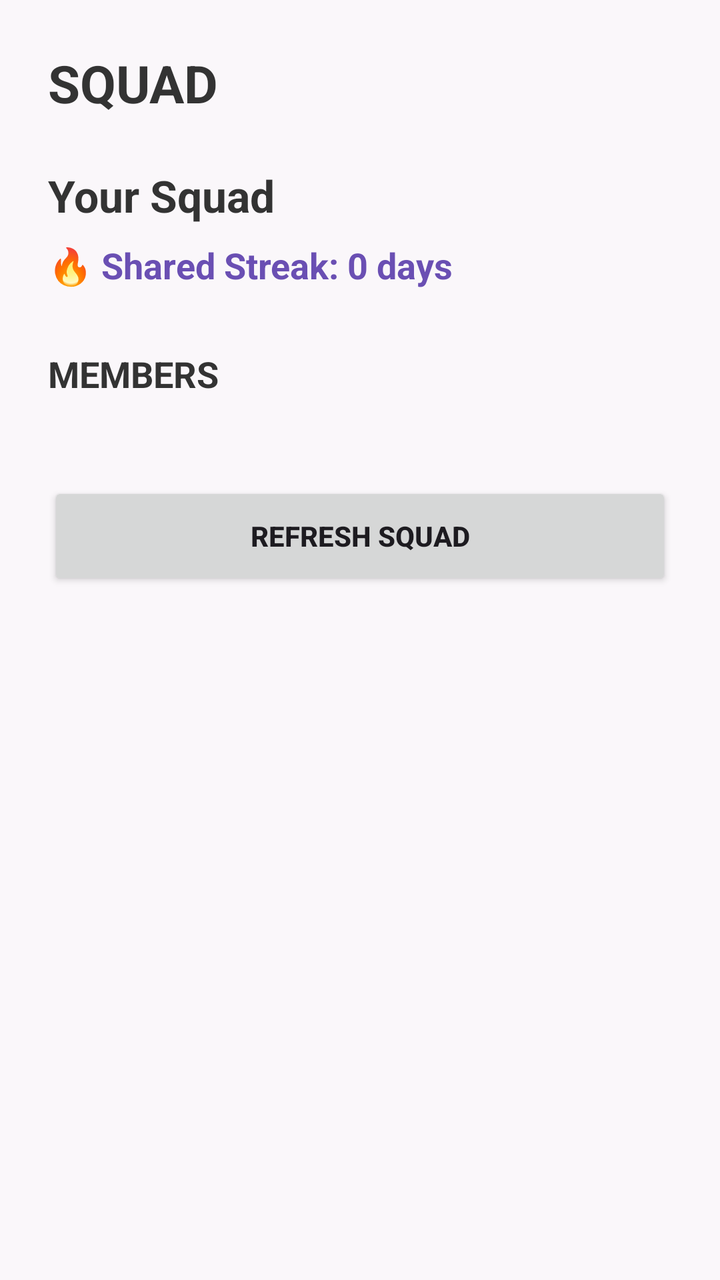
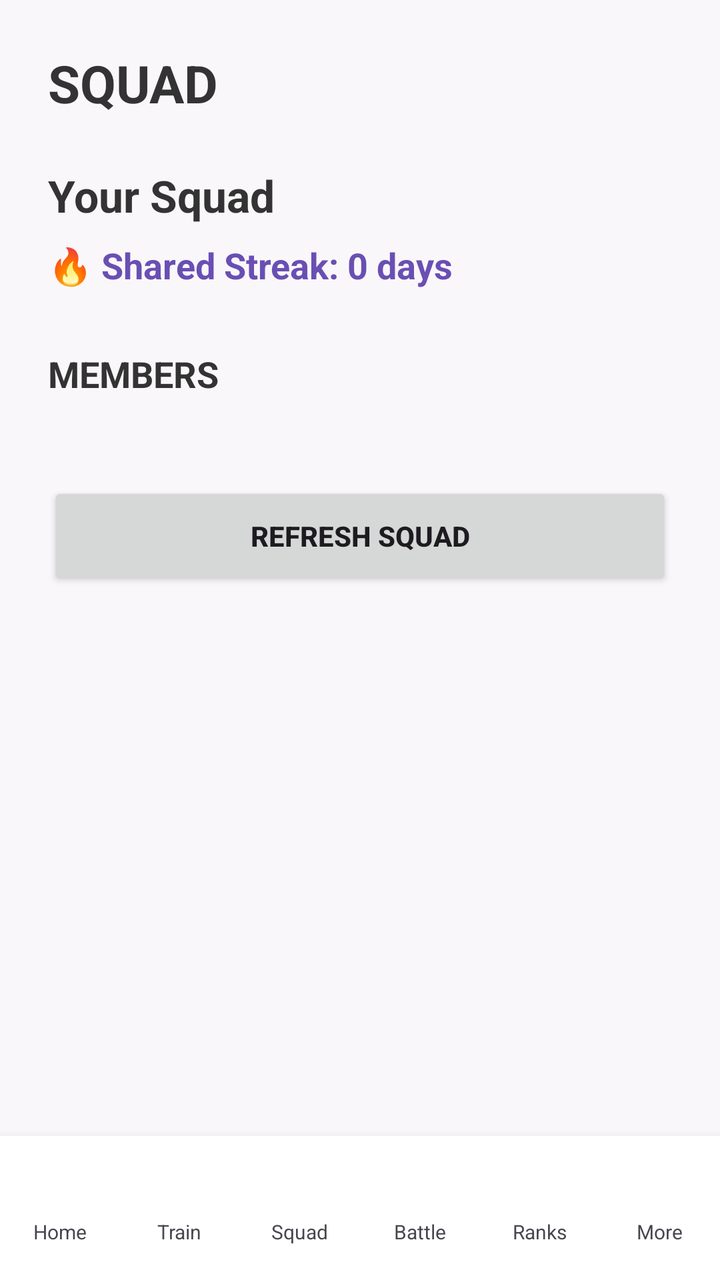

Compare the two renders of this Android layout. The source of the first and the diff that turns it into the second are given below.
<!-- AndroidManifest.xml: application theme Theme.GymLeague -->
<!-- res/layout/activity_squad.xml -->
<?xml version="1.0" encoding="utf-8"?>
<ScrollView
    xmlns:android="http://schemas.android.com/apk/res/android"
    android:layout_width="match_parent"
    android:layout_height="match_parent"
    android:fillViewport="true"
    android:background="#FAF7FA">

    <LinearLayout
        android:layout_width="match_parent"
        android:layout_height="wrap_content"
        android:orientation="vertical"
        android:padding="24dp">

        <TextView
            android:layout_width="wrap_content"
            android:layout_height="wrap_content"
            android:text="SQUAD"
            android:textColor="#333333"
            android:textSize="26sp"
            android:textStyle="bold" />

        <TextView
            android:id="@+id/tvSquadName"
            android:layout_width="match_parent"
            android:layout_height="wrap_content"
            android:layout_marginTop="24dp"
            android:text="Your Squad"
            android:textColor="#333333"
            android:textSize="22sp"
            android:textStyle="bold" />

        <TextView
            android:id="@+id/tvSharedStreak"
            android:layout_width="match_parent"
            android:layout_height="wrap_content"
            android:layout_marginTop="8dp"
            android:text="🔥 Shared Streak: 0 days"
            android:textColor="#6A4FB3"
            android:textSize="18sp"
            android:textStyle="bold" />

        <TextView
            android:layout_width="wrap_content"
            android:layout_height="wrap_content"
            android:layout_marginTop="30dp"
            android:text="MEMBERS"
            android:textColor="#333333"
            android:textSize="18sp"
            android:textStyle="bold" />

        <LinearLayout
            android:id="@+id/membersContainer"
            android:layout_width="match_parent"
            android:layout_height="wrap_content"
            android:layout_marginTop="12dp"
            android:orientation="vertical" />

        <EditText
            android:id="@+id/etCreateSquadName"
            android:layout_width="match_parent"
            android:layout_height="wrap_content"
            android:layout_marginTop="24dp"
            android:hint="Enter a squad name"
            android:visibility="gone" />

        <Button
            android:id="@+id/btnCreateSquad"
            android:layout_width="match_parent"
            android:layout_height="54dp"
            android:layout_marginTop="12dp"
            android:text="CREATE SQUAD"
            android:textStyle="bold"
            android:visibility="gone" />

        <EditText
            android:id="@+id/etInviteUsername"
            android:layout_width="match_parent"
            android:layout_height="wrap_content"
            android:layout_marginTop="20dp"
            android:hint="Invite by username"
            android:visibility="gone" />

        <Button
            android:id="@+id/btnInviteMember"
            android:layout_width="match_parent"
            android:layout_height="54dp"
            android:layout_marginTop="12dp"
            android:text="INVITE TO SQUAD"
            android:textStyle="bold"
            android:visibility="gone" />

        <Button
            android:id="@+id/btnLeaveSquad"
            android:layout_width="match_parent"
            android:layout_height="54dp"
            android:layout_marginTop="20dp"
            android:text="LEAVE SQUAD"
            android:textStyle="bold"
            android:backgroundTint="#B3261E"
            android:visibility="gone" />

        <TextView
            android:id="@+id/tvEmptySquad"
            android:layout_width="match_parent"
            android:layout_height="wrap_content"
            android:layout_marginTop="24dp"
            android:gravity="center"
            android:text="No squad members yet."
            android:textColor="#666666"
            android:textSize="16sp"
            android:visibility="gone" />

        <ProgressBar
            android:id="@+id/progressSquad"
            android:layout_width="wrap_content"
            android:layout_height="wrap_content"
            android:layout_gravity="center"
            android:layout_marginTop="30dp"
            android:visibility="gone" />

        <Button
            android:id="@+id/btnRefreshSquad"
            android:layout_width="match_parent"
            android:layout_height="54dp"
            android:layout_marginTop="30dp"
            android:text="REFRESH SQUAD"
            android:textStyle="bold" />

    </LinearLayout>

</ScrollView>
<!-- resources referenced by this layout -->
<resources>
  <color name="gym_purple">#6A4FB3</color>
  <color name="white">#FFFFFFFF</color>
  <color name="gym_purple_dark">#4A3080</color>
  <color name="gym_blue">#4A6CF7</color>
  <color name="gym_blue_container">#E3E9FF</color>
  <color name="gym_blue_dark">#2F49C4</color>
  <color name="gym_gold">#FFB300</color>
  <color name="background_light">#FAF7FA</color>
  <color name="on_surface_light">#1C1B1F</color>
  <color name="surface_light">#FFFFFF</color>
  <color name="gym_error">#B3261E</color>
  <!-- unchanged entries left out for length: 4 -->
</resources>

<!-- the commit's change to res/layout/activity_squad.xml (unified diff, before → after) -->
@@ -1,132 +1,325 @@
 <?xml version="1.0" encoding="utf-8"?>
-<ScrollView
+<androidx.constraintlayout.widget.ConstraintLayout
     xmlns:android="http://schemas.android.com/apk/res/android"
+    xmlns:app="http://schemas.android.com/apk/res-auto"
+    android:layout_width="match_parent"
+    android:layout_height="match_parent">
+
+    <ScrollView
+        android:layout_width="0dp"
+        android:layout_height="0dp"
+        android:fillViewport="true"
+        android:background="#FAF7FA"
+        app:layout_constraintTop_toTopOf="parent"
+        app:layout_constraintBottom_toTopOf="@id/bottomNavigation"
+        app:layout_constraintStart_toStartOf="parent"
+        app:layout_constraintEnd_toEndOf="parent">
+
+        <LinearLayout
+            android:layout_width="match_parent"
+            android:layout_height="wrap_content"
+            android:orientation="vertical"
+            android:padding="24dp">
+
+            <TextView
+                android:layout_width="wrap_content"
+                android:layout_height="wrap_content"
+                android:text="SQUAD"
+                android:textColor="#333333"
+                android:textSize="26sp"
+                android:textStyle="bold" />
+
+            <TextView
+                android:id="@+id/tvSquadName"
+                android:layout_width="match_parent"
+                android:layout_height="wrap_content"
+                android:layout_marginTop="24dp"
+                android:text="Your Squad"
+                android:textColor="#333333"
+                android:textSize="22sp"
+                android:textStyle="bold" />
+
+            <TextView
+                android:id="@+id/tvSharedStreak"
+                android:layout_width="match_parent"
+                android:layout_height="wrap_content"
+                android:layout_marginTop="8dp"
+                android:text="🔥 Shared Streak: 0 days"
+                android:textColor="#6A4FB3"
+                android:textSize="18sp"
+                android:textStyle="bold" />
+
+            <TextView
+                android:layout_width="wrap_content"
+                android:layout_height="wrap_content"
+                android:layout_marginTop="30dp"
+                android:text="MEMBERS"
+                android:textColor="#333333"
+                android:textSize="18sp"
+                android:textStyle="bold" />
+
+            <LinearLayout
+                android:id="@+id/membersContainer"
+                android:layout_width="match_parent"
+                android:layout_height="wrap_content"
+                android:layout_marginTop="12dp"
+                android:orientation="vertical" />
+
+            <EditText
+                android:id="@+id/etCreateSquadName"
+                android:layout_width="match_parent"
+                android:layout_height="wrap_content"
+                android:layout_marginTop="24dp"
+                android:hint="Enter a squad name"
+                android:visibility="gone" />
+
+            <Button
+                android:id="@+id/btnCreateSquad"
+                android:layout_width="match_parent"
+                android:layout_height="54dp"
+                android:layout_marginTop="12dp"
+                android:text="CREATE SQUAD"
+                android:textStyle="bold"
+                android:visibility="gone" />
+
+            <EditText
+                android:id="@+id/etInviteUsername"
+                android:layout_width="match_parent"
+                android:layout_height="wrap_content"
+                android:layout_marginTop="20dp"
+                android:hint="Invite by username"
+                android:visibility="gone" />
+
+            <Button
+                android:id="@+id/btnInviteMember"
+                android:layout_width="match_parent"
+                android:layout_height="54dp"
+                android:layout_marginTop="12dp"
+                android:text="INVITE TO SQUAD"
+                android:textStyle="bold"
+                android:visibility="gone" />
+
+            <Button
+                android:id="@+id/btnLeaveSquad"
+                android:layout_width="match_parent"
+                android:layout_height="54dp"
+                android:layout_marginTop="20dp"
+                android:text="LEAVE SQUAD"
+                android:textStyle="bold"
+                android:backgroundTint="#B3261E"
+                android:visibility="gone" />
+
+            <TextView
+                android:id="@+id/tvEmptySquad"
+                android:layout_width="match_parent"
+                android:layout_height="wrap_content"
+                android:layout_marginTop="24dp"
+                android:gravity="center"
+                android:text="No squad members yet."
+                android:textColor="#666666"
+                android:textSize="16sp"
+                android:visibility="gone" />
+
+            <ProgressBar
+                android:id="@+id/progressSquad"
+                android:layout_width="wrap_content"
+                android:layout_height="wrap_content"
+                android:layout_gravity="center"
+                android:layout_marginTop="30dp"
+                android:visibility="gone" />
+
+            <Button
+                android:id="@+id/btnRefreshSquad"
+                android:layout_width="match_parent"
+                android:layout_height="54dp"
+                android:layout_marginTop="30dp"
+                android:text="REFRESH SQUAD"
+                android:textStyle="bold" />
+
+        </LinearLayout>
+
+    </ScrollView>
+
+    <include
+        android:id="@+id/bottomNavigation"
+        layout="@layout/bottom_nav"
+        android:layout_width="0dp"
+        android:layout_height="72dp"
+        app:layout_constraintBottom_toBottomOf="parent"
+        app:layout_constraintStart_toStartOf="parent"
+        app:layout_constraintEnd_toEndOf="parent" />
+
+</androidx.constraintlayout.widget.ConstraintLayout>
+<!-- res/layout/bottom_nav.xml (included above) -->
+<?xml version="1.0" encoding="utf-8"?>
+<LinearLayout xmlns:android="http://schemas.android.com/apk/res/android"
     android:layout_width="match_parent"
     android:layout_height="match_parent"
-    android:fillViewport="true"
-    android:background="#FAF7FA">
-
-    <LinearLayout
-        android:layout_width="match_parent"
-        android:layout_height="wrap_content"
-        android:orientation="vertical"
-        android:padding="24dp">
-
-        <TextView
-            android:layout_width="wrap_content"
-            android:layout_height="wrap_content"
-            android:text="SQUAD"
-            android:textColor="#333333"
-            android:textSize="26sp"
-            android:textStyle="bold" />
-
-        <TextView
-            android:id="@+id/tvSquadName"
-            android:layout_width="match_parent"
-            android:layout_height="wrap_content"
-            android:layout_marginTop="24dp"
-            android:text="Your Squad"
-            android:textColor="#333333"
-            android:textSize="22sp"
-            android:textStyle="bold" />
-
-        <TextView
-            android:id="@+id/tvSharedStreak"
-            android:layout_width="match_parent"
-            android:layout_height="wrap_content"
-            android:layout_marginTop="8dp"
-            android:text="🔥 Shared Streak: 0 days"
-            android:textColor="#6A4FB3"
-            android:textSize="18sp"
-            android:textStyle="bold" />
-
-        <TextView
-            android:layout_width="wrap_content"
-            android:layout_height="wrap_content"
-            android:layout_marginTop="30dp"
-            android:text="MEMBERS"
-            android:textColor="#333333"
-            android:textSize="18sp"
-            android:textStyle="bold" />
-
-        <LinearLayout
-            android:id="@+id/membersContainer"
-            android:layout_width="match_parent"
-            android:layout_height="wrap_content"
-            android:layout_marginTop="12dp"
-            android:orientation="vertical" />
-
-        <EditText
-            android:id="@+id/etCreateSquadName"
-            android:layout_width="match_parent"
-            android:layout_height="wrap_content"
-            android:layout_marginTop="24dp"
-            android:hint="Enter a squad name"
-            android:visibility="gone" />
-
-        <Button
-            android:id="@+id/btnCreateSquad"
-            android:layout_width="match_parent"
-            android:layout_height="54dp"
-            android:layout_marginTop="12dp"
-            android:text="CREATE SQUAD"
-            android:textStyle="bold"
-            android:visibility="gone" />
-
-        <EditText
-            android:id="@+id/etInviteUsername"
-            android:layout_width="match_parent"
-            android:layout_height="wrap_content"
-            android:layout_marginTop="20dp"
-            android:hint="Invite by username"
-            android:visibility="gone" />
-
-        <Button
-            android:id="@+id/btnInviteMember"
-            android:layout_width="match_parent"
-            android:layout_height="54dp"
-            android:layout_marginTop="12dp"
-            android:text="INVITE TO SQUAD"
-            android:textStyle="bold"
-            android:visibility="gone" />
-
-        <Button
-            android:id="@+id/btnLeaveSquad"
-            android:layout_width="match_parent"
-            android:layout_height="54dp"
-            android:layout_marginTop="20dp"
-            android:text="LEAVE SQUAD"
-            android:textStyle="bold"
-            android:backgroundTint="#B3261E"
-            android:visibility="gone" />
-
-        <TextView
-            android:id="@+id/tvEmptySquad"
-            android:layout_width="match_parent"
-            android:layout_height="wrap_content"
-            android:layout_marginTop="24dp"
-            android:gravity="center"
-            android:text="No squad members yet."
-            android:textColor="#666666"
-            android:textSize="16sp"
-            android:visibility="gone" />
-
-        <ProgressBar
-            android:id="@+id/progressSquad"
-            android:layout_width="wrap_content"
-            android:layout_height="wrap_content"
-            android:layout_gravity="center"
-            android:layout_marginTop="30dp"
-            android:visibility="gone" />
-
-        <Button
-            android:id="@+id/btnRefreshSquad"
-            android:layout_width="match_parent"
-            android:layout_height="54dp"
-            android:layout_marginTop="30dp"
-            android:text="REFRESH SQUAD"
-            android:textStyle="bold" />
-
-    </LinearLayout>
-
-</ScrollView>
+    android:orientation="horizontal"
+    android:gravity="center"
+    android:background="?attr/colorSurface"
+    android:elevation="8dp">
+
+    <LinearLayout
+        android:id="@+id/btnHome"
+        android:layout_width="0dp"
+        android:layout_height="52dp"
+        android:layout_weight="1"
+        android:layout_marginHorizontal="2dp"
+        android:orientation="vertical"
+        android:gravity="center"
+        android:clickable="true"
+        android:focusable="true">
+
+        <ImageView
+            android:id="@+id/ivHome"
+            android:layout_width="22dp"
+            android:layout_height="22dp"
+            android:src="@drawable/ic_nav_home" />
+
+        <TextView
+            android:id="@+id/tvHome"
+            android:layout_width="wrap_content"
+            android:layout_height="wrap_content"
+            android:layout_marginTop="2dp"
+            android:text="Home"
+            android:textSize="10sp" />
+
+    </LinearLayout>
+
+    <LinearLayout
+        android:id="@+id/btnTrain"
+        android:layout_width="0dp"
+        android:layout_height="52dp"
+        android:layout_weight="1"
+        android:layout_marginHorizontal="2dp"
+        android:orientation="vertical"
+        android:gravity="center"
+        android:clickable="true"
+        android:focusable="true">
+
+        <ImageView
+            android:id="@+id/ivTrain"
+            android:layout_width="22dp"
+            android:layout_height="22dp"
+            android:src="@drawable/ic_nav_train" />
+
+        <TextView
+            android:id="@+id/tvTrain"
+            android:layout_width="wrap_content"
+            android:layout_height="wrap_content"
+            android:layout_marginTop="2dp"
+            android:text="Train"
+            android:textSize="10sp" />
+
+    </LinearLayout>
+
+    <LinearLayout
+        android:id="@+id/btnSquad"
+        android:layout_width="0dp"
+        android:layout_height="52dp"
+        android:layout_weight="1"
+        android:layout_marginHorizontal="2dp"
+        android:orientation="vertical"
+        android:gravity="center"
+        android:clickable="true"
+        android:focusable="true">
+
+        <ImageView
+            android:id="@+id/ivSquad"
+            android:layout_width="22dp"
+            android:layout_height="22dp"
+            android:src="@drawable/ic_nav_squad" />
+
+        <TextView
+            android:id="@+id/tvSquad"
+            android:layout_width="wrap_content"
+            android:layout_height="wrap_content"
+            android:layout_marginTop="2dp"
+            android:text="Squad"
+            android:textSize="10sp" />
+
+    </LinearLayout>
+
+    <LinearLayout
+        android:id="@+id/btnBattle"
+        android:layout_width="0dp"
+        android:layout_height="52dp"
+        android:layout_weight="1"
+        android:layout_marginHorizontal="2dp"
+        android:orientation="vertical"
+        android:gravity="center"
+        android:clickable="true"
+        android:focusable="true">
+
+        <ImageView
+            android:id="@+id/ivBattle"
+            android:layout_width="22dp"
+            android:layout_height="22dp"
+            android:src="@drawable/ic_nav_battle" />
+
+        <TextView
+            android:id="@+id/tvBattle"
+            android:layout_width="wrap_content"
+            android:layout_height="wrap_content"
+            android:layout_marginTop="2dp"
+            android:text="Battle"
+            android:textSize="10sp" />
+
+    </LinearLayout>
+
+    <LinearLayout
+        android:id="@+id/btnRanks"
+        android:layout_width="0dp"
+        android:layout_height="52dp"
+        android:layout_weight="1"
+        android:layout_marginHorizontal="2dp"
+        android:orientation="vertical"
+        android:gravity="center"
+        android:clickable="true"
+        android:focusable="true">
+
+        <ImageView
+            android:id="@+id/ivRanks"
+            android:layout_width="22dp"
+            android:layout_height="22dp"
+            android:src="@drawable/ic_nav_ranks" />
+
+        <TextView
+            android:id="@+id/tvRanks"
+            android:layout_width="wrap_content"
+            android:layout_height="wrap_content"
+            android:layout_marginTop="2dp"
+            android:text="Ranks"
+            android:textSize="10sp" />
+
+    </LinearLayout>
+
+    <LinearLayout
+        android:id="@+id/btnMore"
+        android:layout_width="0dp"
+        android:layout_height="52dp"
+        android:layout_weight="1"
+        android:layout_marginHorizontal="2dp"
+        android:orientation="vertical"
+        android:gravity="center"
+        android:clickable="true"
+        android:focusable="true">
+
+        <ImageView
+            android:id="@+id/ivMore"
+            android:layout_width="22dp"
+            android:layout_height="22dp"
+            android:src="@drawable/ic_nav_more" />
+
+        <TextView
+            android:id="@+id/tvMore"
+            android:layout_width="wrap_content"
+            android:layout_height="wrap_content"
+            android:layout_marginTop="2dp"
+            android:text="More"
+            android:textSize="10sp" />
+
+    </LinearLayout>
+
+</LinearLayout>
<!-- resource entries referenced after the edit -->
@@ -1,5 +1,67 @@
 <!-- resources referenced by this layout -->
 <resources>
+  <!-- drawable ic_nav_battle (drawable) -->
+  <vector xmlns:android="http://schemas.android.com/apk/res/android"
+      android:width="24dp" android:height="24dp"
+      android:viewportWidth="24" android:viewportHeight="24">
+      <path android:fillColor="#FFFFFF"
+          android:pathData="M6,4 L18,4 L18,9 C18,12.31 15.31,15 12,15 C8.69,15 6,12.31 6,9 Z" />
+      <path android:fillColor="#FFFFFF"
+          android:pathData="M6,5 C3,5 2,7.5 3.5,9.5 C4.5,10.8 6,10.5 6,10.5 Z" />
+      <path android:fillColor="#FFFFFF"
+          android:pathData="M18,5 C21,5 22,7.5 20.5,9.5 C19.5,10.8 18,10.5 18,10.5 Z" />
+      <path android:fillColor="#FFFFFF"
+          android:pathData="M11,15 L13,15 L13,18 L11,18 Z" />
+      <path android:fillColor="#FFFFFF"
+          android:pathData="M8,18 L16,18 L16,20 L8,20 Z" />
+  </vector>
+  <!-- drawable ic_nav_home (drawable) -->
+  <vector xmlns:android="http://schemas.android.com/apk/res/android"
+      android:width="24dp" android:height="24dp"
+      android:viewportWidth="24" android:viewportHeight="24">
+      <path android:fillColor="#FFFFFF"
+          android:pathData="M12,3L2,12h3v8h6v-6h2v6h6v-8h3L12,3z" />
+  </vector>
+  <!-- drawable ic_nav_more (drawable) -->
+  <vector xmlns:android="http://schemas.android.com/apk/res/android"
+      android:width="24dp" android:height="24dp"
+      android:viewportWidth="24" android:viewportHeight="24">
+      <path android:fillColor="#FFFFFF" android:pathData="M4,4 h6 v6 h-6 z" />
+      <path android:fillColor="#FFFFFF" android:pathData="M14,4 h6 v6 h-6 z" />
+      <path android:fillColor="#FFFFFF" android:pathData="M4,14 h6 v6 h-6 z" />
+      <path android:fillColor="#FFFFFF" android:pathData="M14,14 h6 v6 h-6 z" />
+  </vector>
+  <!-- drawable ic_nav_ranks (drawable) -->
+  <vector xmlns:android="http://schemas.android.com/apk/res/android"
+      android:width="24dp" android:height="24dp"
+      android:viewportWidth="24" android:viewportHeight="24">
+      <path android:fillColor="#FFFFFF"
+          android:pathData="M9,2 L11,2 L11,11 L7,14 Z" />
+      <path android:fillColor="#FFFFFF"
+          android:pathData="M13,2 L15,2 L17,14 L13,11 Z" />
+      <path android:fillColor="#FFFFFF"
+          android:pathData="M7,16 a5,5 0 1,0 10,0 a5,5 0 1,0 -10,0" />
+  </vector>
+  <!-- drawable ic_nav_squad (drawable) -->
+  <vector xmlns:android="http://schemas.android.com/apk/res/android"
+      android:width="24dp" android:height="24dp"
+      android:viewportWidth="24" android:viewportHeight="24">
+      <path android:fillColor="#FFFFFF"
+          android:pathData="M5.7,7 a2.3,2.3 0 1,0 4.6,0 a2.3,2.3 0 1,0 -4.6,0" />
+      <path android:fillColor="#FFFFFF"
+          android:pathData="M4,20 C4,15.58 5.79,14 8,14 C10.21,14 12,15.58 12,20 Z" />
+      <path android:fillColor="#FFFFFF"
+          android:pathData="M13.7,8 a2.3,2.3 0 1,0 4.6,0 a2.3,2.3 0 1,0 -4.6,0" />
+      <path android:fillColor="#FFFFFF"
+          android:pathData="M12,20 C12,16.5 13.5,15 16,15 C18.5,15 20,16.79 20,20 Z" />
+  </vector>
+  <!-- drawable ic_nav_train (drawable) -->
+  <vector xmlns:android="http://schemas.android.com/apk/res/android"
+      android:width="24dp" android:height="24dp"
+      android:viewportWidth="24" android:viewportHeight="24">
+      <path android:fillColor="#FFFFFF"
+          android:pathData="M20.57,14.86L22,13.43 20.57,12 17,15.57 8.43,7 12,3.43 10.57,2 9.14,3.43 7.71,2 5.57,4.14 4.14,2.71 2.71,4.14 4.14,5.57 2,7.71 3.43,9.14 2,10.57 3.43,12 7,8.43 15.57,17 12,20.57 13.43,22 14.86,20.57 16.29,22 18.43,19.86 19.86,21.29 21.29,19.86 19.86,18.43 22,16.29z" />
+  </vector>
   <color name="gym_purple">#6A4FB3</color>
   <color name="white">#FFFFFFFF</color>
   <color name="gym_purple_dark">#4A3080</color>
